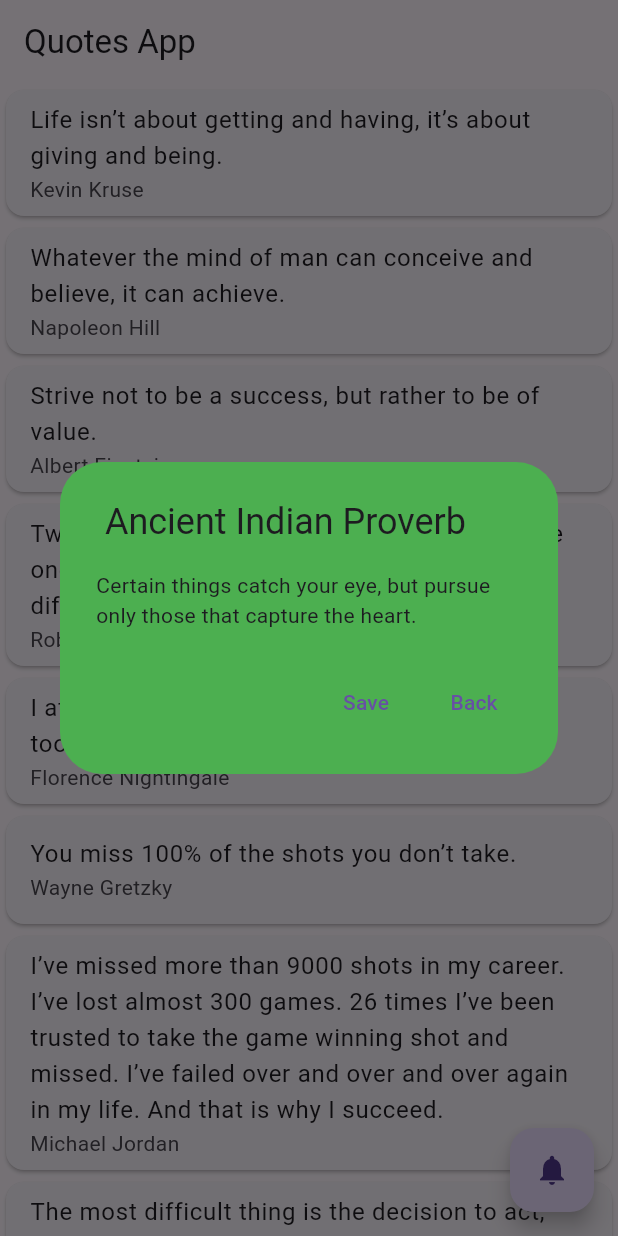
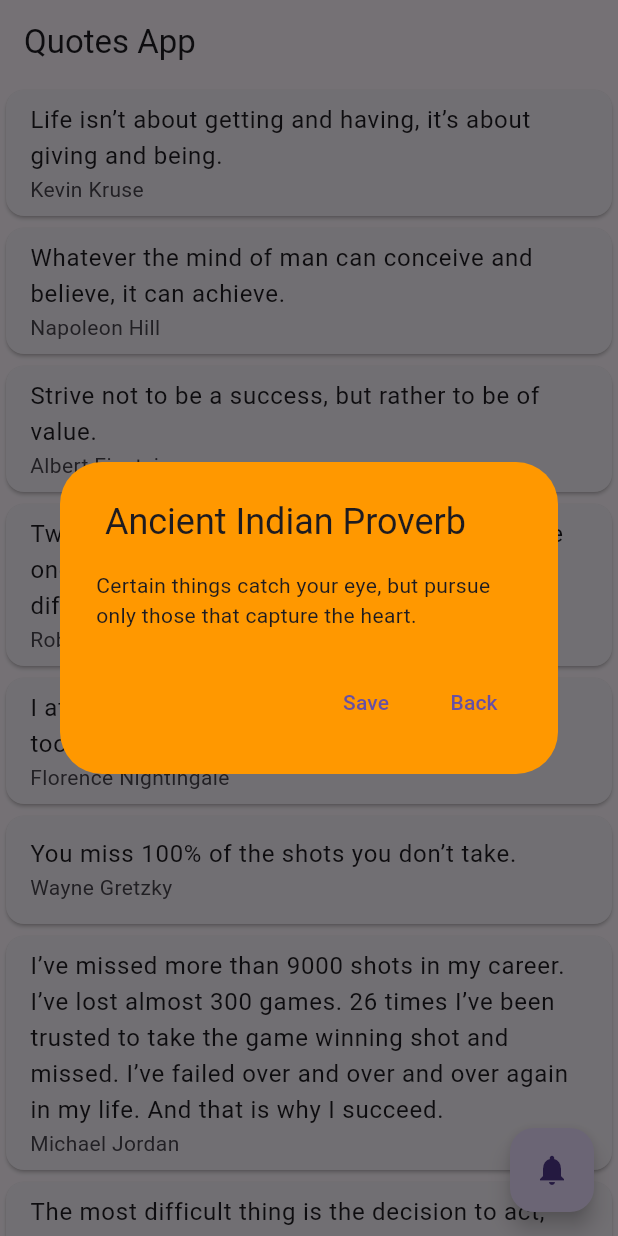
Before and after one commit to Shalu6634/quotes_task, a Flutter app: the screen it shows after launch, after a tap on the "notifications" icon, on a phone screen of 412 x 824 dp. Run offline on Flutter 3.47's test engine with Material 3 defaults, Android fonts, the phone set to English and light mode, and no system bars.

Commit message:
03-06-24

```diff
--- a/lib/screens/Random quotes/HomePage.dart
+++ b/lib/screens/Random quotes/HomePage.dart
@@ -32,6 +32,7 @@ class _QuotesModelAppState extends State<QuotesModelApp> {
 
               // color: colorList[index % 5],
               child: ListTile(
+
                 title: Text(quoteModel!.quoteModelList[index].quote!),
                 subtitle: Text(quoteModel!.quoteModelList[index].author!),
               ),
@@ -41,15 +42,15 @@ class _QuotesModelAppState extends State<QuotesModelApp> {
       ),
       floatingActionButton: FloatingActionButton(
         onPressed: () {
-          setState(() {
-            index++;
-          });
+          // setState(() {
+          //   index++;
+          // });
           Random random = Random();
           int x = random.nextInt(quoteModel!.quoteModelList.length);
           showDialog(
             context: context,
             builder: (context) => AlertDialog(
-              backgroundColor: colorList[index],
+              backgroundColor: colorList[x % colorList.length],
               title: Text(quoteModel!.quoteModelList[x].author!),
               content: Text(quoteModel!.quoteModelList[x].quote!),
               actions: [
```
